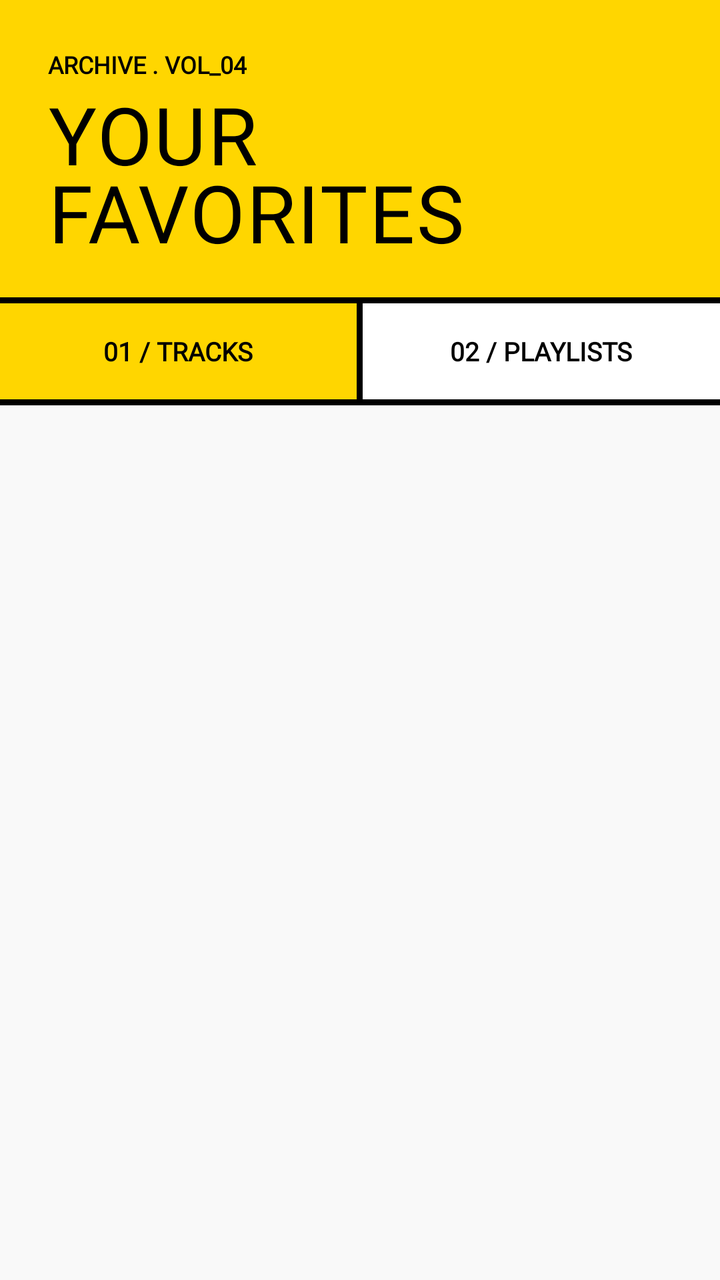
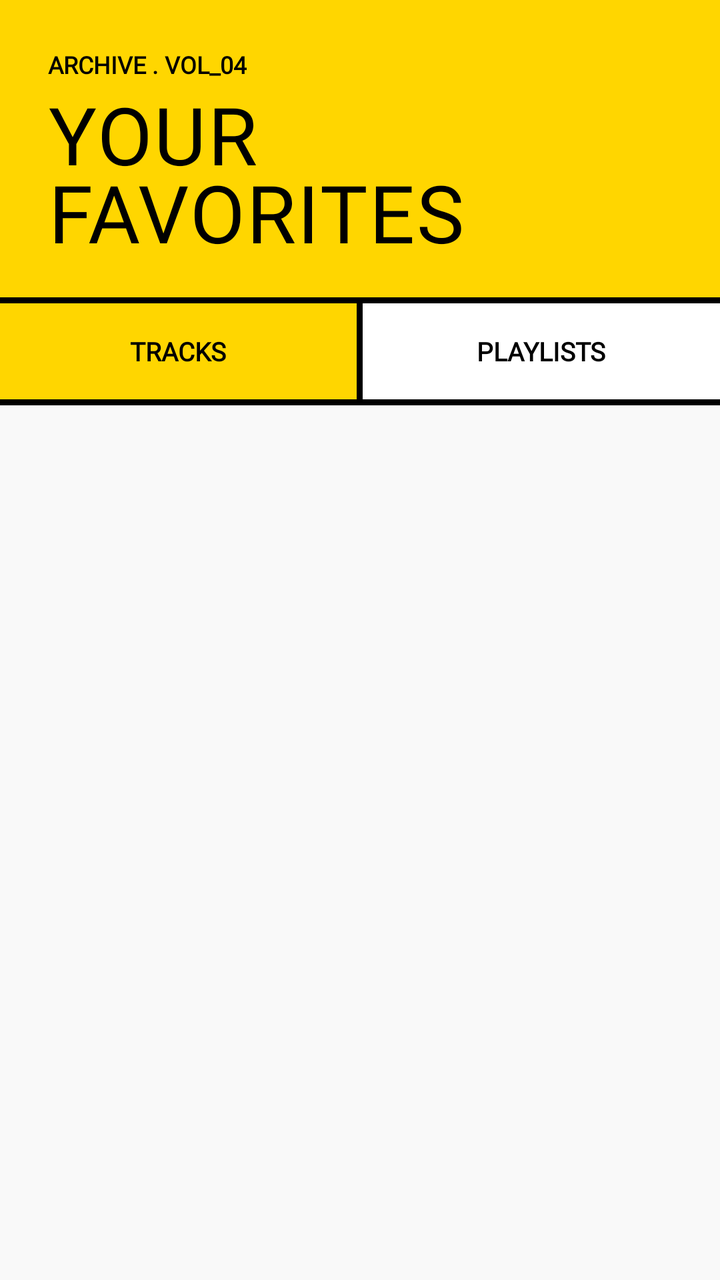

Compare the two renders of this Android layout. The source of the first and the diff that turns it into the second are given below.
<!-- AndroidManifest.xml: application theme Theme.Noctune -->
<!-- res/layout/fragment_faves.xml -->
<?xml version="1.0" encoding="utf-8"?>
<LinearLayout
    xmlns:android="http://schemas.android.com/apk/res/android"
    xmlns:app="http://schemas.android.com/apk/res-auto"
    android:layout_width="match_parent"
    android:layout_height="match_parent"
    android:orientation="vertical"
    android:background="@color/bg_main">

    <LinearLayout
        android:layout_width="match_parent"
        android:layout_height="wrap_content"
        android:background="@color/brand_yellow"
        android:orientation="vertical"
        android:paddingHorizontal="24dp"
        android:paddingTop="24dp"
        android:paddingBottom="16dp">

        <TextView
            android:layout_width="wrap_content"
            android:layout_height="wrap_content"
            android:text="ARCHIVE . VOL_04"
            android:textColor="#000000"
            android:textSize="12sp"
            android:fontFamily="@font/space_mono"
            android:textStyle="bold"/>

        <TextView
            android:layout_width="wrap_content"
            android:layout_height="wrap_content"
            android:text="YOUR FAVORITES"
            android:textColor="#000000"
            android:textSize="40sp"
            android:fontFamily="@font/bebas_neue"
            android:lineSpacingMultiplier="0.85"
            android:letterSpacing="0.02"/>
    </LinearLayout>

    <View
        android:layout_width="match_parent"
        android:layout_height="3dp"
        android:background="@color/border_color"/>

    
    <LinearLayout
        android:layout_width="match_parent"
        android:layout_height="48dp"
        android:orientation="horizontal"
        android:background="@color/border_color">

        <LinearLayout
            android:id="@+id/tab_faves"
            android:layout_width="0dp"
            android:layout_height="match_parent"
            android:layout_weight="1"
            android:gravity="center"
            android:background="@color/brand_yellow">

            <TextView
                android:layout_width="wrap_content"
                android:layout_height="wrap_content"
                android:text="01 / TRACKS"
                android:textColor="#000000"
                android:textSize="13sp"
                android:textStyle="bold"
                android:fontFamily="@font/space_mono"/>
        </LinearLayout>

        <View
            android:layout_width="3dp"
            android:layout_height="match_parent"
            android:background="@color/border_color"/>

        <LinearLayout
            android:id="@+id/tab_playlists"
            android:layout_width="0dp"
            android:layout_height="match_parent"
            android:layout_weight="1"
            android:gravity="center"
            android:background="@color/bg_surface">

            <TextView
                android:layout_width="wrap_content"
                android:layout_height="wrap_content"
                android:textColor="@color/text_primary"
                android:text="02 / PLAYLISTS"
                android:textSize="13sp"
                android:textStyle="bold"
                android:fontFamily="@font/space_mono"/>
        </LinearLayout>
    </LinearLayout>

    <View
        android:layout_width="match_parent"
        android:layout_height="3dp"
        android:background="@color/border_color"/>

    <FrameLayout
        android:layout_width="match_parent"
        android:layout_height="match_parent"
        android:background="@color/border_color">

        <LinearLayout
            android:id="@+id/view_faves_content"
            android:layout_width="match_parent"
            android:layout_height="match_parent"
            android:orientation="vertical"
            android:background="@color/bg_main"
            android:visibility="visible">

            <TextView
                android:id="@+id/tv_empty"
                android:layout_width="match_parent"
                android:layout_height="wrap_content"
                android:layout_marginHorizontal="24dp"
                android:layout_marginTop="80dp"
                android:background="@color/bg_surface"
                android:padding="24dp"
                android:text="[NOTICE_01: DIRECTORY_EMPTY]\n\nNo tracks have been registered as favorite. Tag items from core console."
                android:textColor="@color/brand_red"
                android:textSize="13sp"
                android:fontFamily="@font/space_mono"
                android:gravity="center"
                android:lineSpacingMultiplier="1.3"
                android:visibility="gone"/>

            <androidx.recyclerview.widget.RecyclerView
                android:id="@+id/rv_faves"
                android:layout_width="match_parent"
                android:layout_height="match_parent"
                android:scrollbars="vertical"/>
        </LinearLayout>

        <LinearLayout
            android:id="@+id/view_playlists_content"
            android:layout_width="match_parent"
            android:layout_height="match_parent"
            android:orientation="vertical"
            android:background="@color/bg_main"
            android:visibility="gone">

            <TextView
                android:id="@+id/btn_new_playlist"
                android:layout_width="match_parent"
                android:layout_height="wrap_content"
                android:background="@color/brand_yellow"
                android:text="+ CREATE NEW DIRECTORY"
                android:textColor="#000000"
                android:textSize="14sp"
                android:textStyle="bold"
                android:fontFamily="@font/space_mono"
                android:gravity="center"
                android:padding="16dp"/>

            <View
                android:layout_width="match_parent"
                android:layout_height="3dp"
                android:background="@color/border_color"/>

            <TextView
                android:id="@+id/tv_empty_playlist"
                android:layout_width="match_parent"
                android:layout_height="wrap_content"
                android:layout_marginHorizontal="24dp"
                android:layout_marginTop="80dp"
                android:background="@color/bg_surface"
                android:padding="24dp"
                android:text="[NOTICE_02: NO_PLAYLISTS_FOUND]\n\nInitialization needed. Tap the bar above to create a new music container."
                android:textColor="@color/text_secondary"
                android:textSize="13sp"
                android:fontFamily="@font/space_mono"
                android:gravity="center"
                android:lineSpacingMultiplier="1.3"
                android:visibility="gone"/>

            <androidx.recyclerview.widget.RecyclerView
                android:id="@+id/rv_playlists"
                android:layout_width="match_parent"
                android:layout_height="match_parent"
                android:scrollbars="vertical"/>
        </LinearLayout>
    </FrameLayout>
</LinearLayout>
<!-- resources referenced by this layout -->
<resources>
  <color name="bg_main">#F9F9F9</color>
  <color name="bg_surface">#FFFFFF</color>
  <color name="border_color">#000000</color>
  <color name="brand_red">#E63329</color>
  <color name="brand_yellow">#FFD600</color>
  <color name="text_primary">#000000</color>
  <color name="text_secondary">#666666</color>
  <style name="Theme.Noctune" parent="Theme.MaterialComponents.Light.NoActionBar">
          <item name="colorPrimary">@color/brand_yellow</item>
          <item name="colorPrimaryVariant">@color/brand_yellow</item>
          <item name="colorOnPrimary">#000000</item>  
          <item name="colorSecondary">@color/brand_red</item>
  
          <item name="android:windowBackground">@color/bg_main</item>
          <item name="android:statusBarColor">@color/brand_yellow</item>
  
          <item name="android:windowLightStatusBar">true</item>
          <item name="android:clipToPadding">false</item>
      </style>
</resources>

<!-- the commit's change to res/layout/fragment_faves.xml (unified diff, before → after) -->
@@ -59,7 +59,7 @@
             <TextView
                 android:layout_width="wrap_content"
                 android:layout_height="wrap_content"
-                android:text="01 / TRACKS"
+                android:text="TRACKS"
                 android:textColor="#000000"
                 android:textSize="13sp"
                 android:textStyle="bold"
@@ -83,7 +83,7 @@
                 android:layout_width="wrap_content"
                 android:layout_height="wrap_content"
                 android:textColor="@color/text_primary"
-                android:text="02 / PLAYLISTS"
+                android:text="PLAYLISTS"
                 android:textSize="13sp"
                 android:textStyle="bold"
                 android:fontFamily="@font/space_mono"/>
@@ -116,7 +116,7 @@
                 android:layout_marginTop="80dp"
                 android:background="@color/bg_surface"
                 android:padding="24dp"
-                android:text="[NOTICE_01: DIRECTORY_EMPTY]\n\nNo tracks have been registered as favorite. Tag items from core console."
+                android:text="[DIRECTORY EMPTY]\n\nNo tracks have been registered as favorite. Tag items from core console."
                 android:textColor="@color/brand_red"
                 android:textSize="13sp"
                 android:fontFamily="@font/space_mono"
@@ -165,7 +165,7 @@
                 android:layout_marginTop="80dp"
                 android:background="@color/bg_surface"
                 android:padding="24dp"
-                android:text="[NOTICE_02: NO_PLAYLISTS_FOUND]\n\nInitialization needed. Tap the bar above to create a new music container."
+                android:text="[NO PLAYLISTS FOUND]\n\nInitialization needed. Tap the bar above to create a new music container."
                 android:textColor="@color/text_secondary"
                 android:textSize="13sp"
                 android:fontFamily="@font/space_mono"
